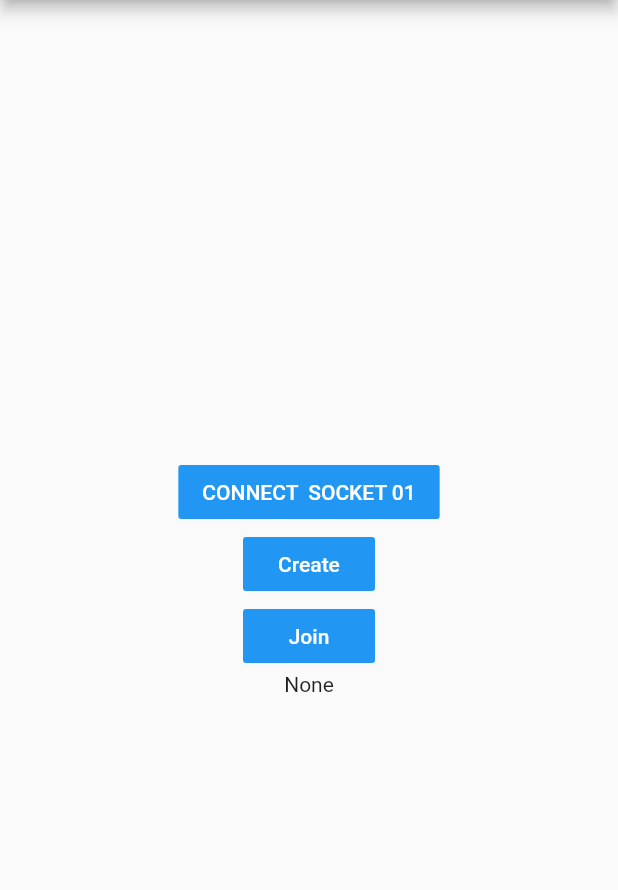
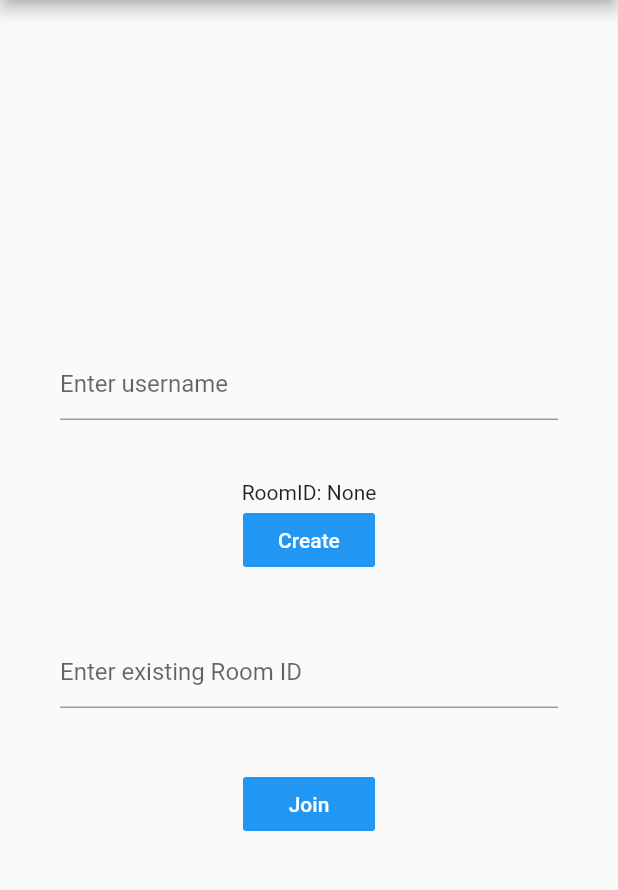
Before and after one commit to tkhokhar25/stock-exchange-frontend, a Flutter app: the screen it shows after launch, after a tap on "Join", on a phone screen of 412 x 824 dp, the part 84-974 px from its top. Run offline on Flutter 3.47's test engine with Material 2 defaults, Android fonts, the phone set to English and light mode, and no system bars; missing offline and left inert: flutter_socket_io.

Commit message:
Implemented create room and join room by ID

```diff
--- a/src/lib/main.dart
+++ b/src/lib/main.dart
@@ -13,14 +13,6 @@ class MyApp extends StatelessWidget {
     return new MaterialApp(
       title: 'Flutter Demo',
       theme: new ThemeData(
-        // This is the theme of your application.
-        //
-        // Try running your application with "flutter run". You'll see the
-        // application has a blue toolbar. Then, without quitting the app, try
-        // changing the primarySwatch below to Colors.green and then invoke
-        // "hot reload" (press "r" in the console where you ran "flutter run",
-        // or press Run > Flutter Hot Reload in IntelliJ). Notice that the
-        // counter didn't reset back to zero; the application is not restarted.
         primarySwatch: Colors.blue,
       ),
       home: new MyHomePage(title: 'Flutter Demo Home Page'),
@@ -30,16 +22,6 @@ class MyApp extends StatelessWidget {
 
 class MyHomePage extends StatefulWidget {
   MyHomePage({Key key, this.title}) : super(key: key);
-
-  // This widget is the home page of your application. It is stateful, meaning
-  // that it has a State object (defined below) that contains fields that affect
-  // how it looks.
-
-  // This class is the configuration for the state. It holds the values (in this
-  // case the title) provided by the parent (in this case the App widget) and
-  // used by the build method of the State. Fields in a Widget subclass are
-  // always marked "final".
-
   final String title;
 
   @override
@@ -48,35 +30,31 @@ class MyHomePage extends StatefulWidget {
 
 class _MyHomePageState extends State<MyHomePage> {
   String _roomId = 'None';
-  var mTextMessageController = new TextEditingController();
+
+  var roomIdController = new TextEditingController();
+  var usernameController = new TextEditingController();
+
   SocketIO socketIO;
-  SocketIO socketIO02;
+
+  List<dynamic> _users = <dynamic>[];
 
   @override
   void initState() {
     super.initState();
+    _connectSocket();
   }
 
-  _connectSocket01() {
-    //update your domain before using
-    /*socketIO = new SocketIO("http://127.0.0.1:3000", "/chat",
-        query: "userId=21031", socketStatusCallback: _socketStatus);*/
-    socketIO = SocketIOManager().createSocketIO("http://10.0.2.2:5000", "/user", query: "userId=21031", socketStatusCallback: _socketStatus);
-
-    //call init socket before doing anything
+  _connectSocket() {
+    socketIO = SocketIOManager().createSocketIO("http://10.0.2.2:5000", "/user", query: "userId=21031", socketStatusCallback: _callMeFromPython);
     socketIO.init();
-
-    //subscribe event
-    socketIO.subscribe("socket_info", _onSocketInfo);
-
-    //connect socket
+    socketIO.subscribe("call_me", _callMeFromPython);
     socketIO.connect();
   }
 
-  _onSocketInfo(dynamic data) {
-    print("\n\n\n\n\n\n\n\n\n" + data + "\n\n\n\n\n\n\n\n");
+  _callMeFromPython(dynamic data) {
+    List<dynamic> newUsers = jsonDecode(data);
     setState(() {
-      _roomId = data;
+      _users = newUsers;
     });
   }
 
@@ -86,13 +64,13 @@ class _MyHomePageState extends State<MyHomePage> {
 
   _unSubscribes() {
     if (socketIO != null) {
-      socketIO.unSubscribe("chat_direct", _onReceiveChatMessage);
+      socketIO.unSubscribe("chat_direct", _onReceive);
     }
   }
 
   _reconnectSocket() {
     if (socketIO == null) {
-      _connectSocket01();
+      _connectSocket();
     } else {
       socketIO.connect();
     }
@@ -112,13 +90,13 @@ class _MyHomePageState extends State<MyHomePage> {
 
   void _createRequest() async {
     if (socketIO != null) {
-      socketIO.sendMessage("create", jsonEncode({'username' : 'Hello'}), _onReceiveChatMessage);
+      socketIO.sendMessage("create", jsonEncode({'username' : usernameController.text}), _onReceive);
     }
   }
 
-  void _joinRequest(String room) async {
+  void _joinRequest() async {
     if (socketIO != null) {
-      socketIO.sendMessage("join", jsonEncode({'username' : 'Hello2', 'room' : room}), _onReceiveChatMessage);
+      socketIO.sendMessage("join", jsonEncode({'username' : usernameController.text, 'room' : roomIdController.text}), _onReceive);
     }
   }
 
@@ -126,8 +104,10 @@ class _MyHomePageState extends State<MyHomePage> {
     print("Socket Info: " + message);
   }
 
-  void _onReceiveChatMessage(dynamic message) {
-    print("Message from UFO: " + message);
+  void _onReceive(dynamic message) {
+    setState(() {
+      _roomId = message;
+    });
   }
 
   @override
@@ -140,16 +120,14 @@ class _MyHomePageState extends State<MyHomePage> {
         child: new Column(
           mainAxisAlignment: MainAxisAlignment.center,
           children: <Widget>[
-            new RaisedButton(
-              child:
-                  const Text('CONNECT  SOCKET 01', style: TextStyle(color: Colors.white)),
-              color: Theme.of(context).accentColor,
-              elevation: 0.0,
-              splashColor: Colors.blueGrey,
-              onPressed: () {
-                _connectSocket01();
-              },
+            Padding(
+              padding: const EdgeInsets.all(40.0),
+              child: new TextField(
+                  controller: usernameController,
+                  decoration: new InputDecoration(hintText: "Enter username")
+              ),
             ),
+            new Text("RoomID: " + _roomId),
             new RaisedButton(
               child: const Text('Create', style: TextStyle(color: Colors.white)),
               color: Theme.of(context).accentColor,
@@ -159,17 +137,36 @@ class _MyHomePageState extends State<MyHomePage> {
                 _createRequest();
               },
             ),
+            Padding(
+              padding: const EdgeInsets.all(40.0),
+              child: new TextField(
+                  controller: roomIdController,
+                  decoration: new InputDecoration(hintText: "Enter existing Room ID")
+              ),
+            ),
             new RaisedButton(
               child: const Text('Join',
-                  style: TextStyle(color: Colors.white)),
+              style: TextStyle(color: Colors.white)),
               color: Theme.of(context).accentColor,
               elevation: 0.0,
               splashColor: Colors.blueGrey,
               onPressed: () {
-                _joinRequest('ABCDE');
+                _joinRequest();
               },
             ),
-            new Text(_roomId),
+            new ListView.separated(
+              scrollDirection: Axis.vertical,
+              shrinkWrap: true,
+              padding: const EdgeInsets.all(8),
+              itemCount: _users.length,
+              itemBuilder: (BuildContext context, int index) {
+                return Container(
+                  height: 50,
+                  child: Center(child: Text('${_users[index]}')),
+                );
+              },
+              separatorBuilder: (BuildContext context, int index) => const Divider(),
+            ),
           ],
         ),
       ),
```
